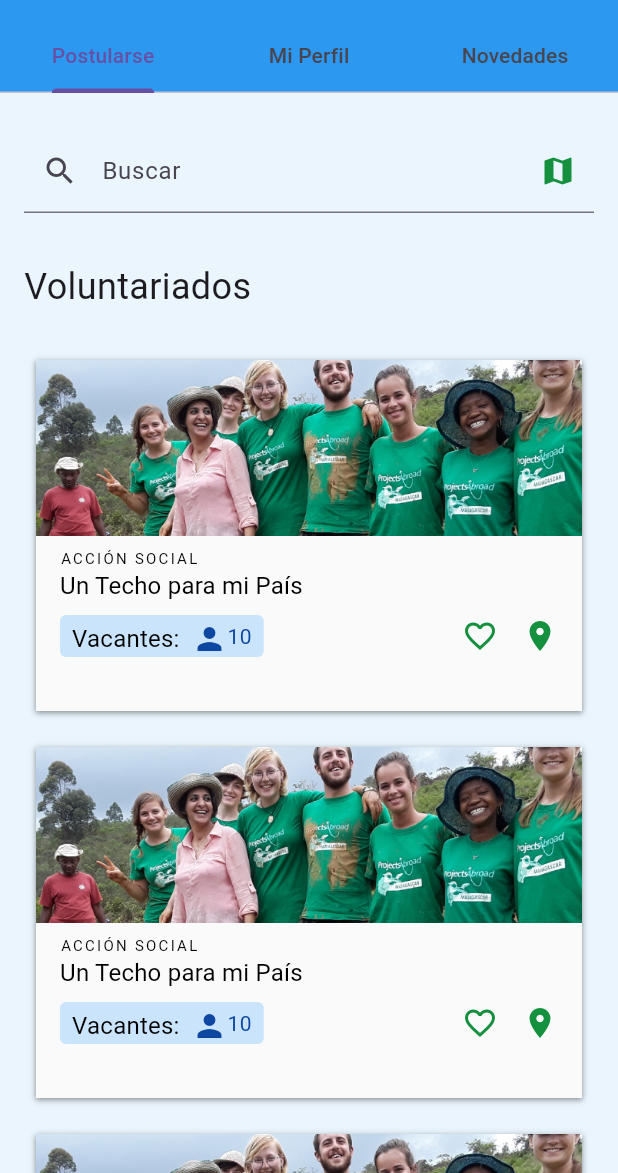
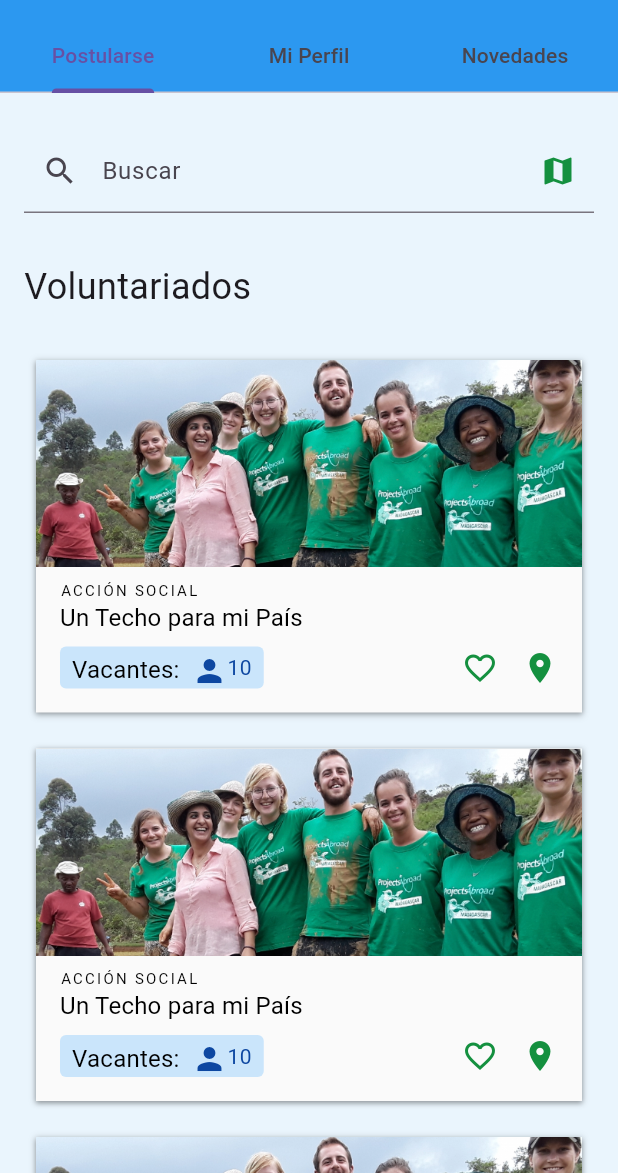
Before and after one commit to anitacruz/equipo_estrella, a Flutter app: the screen it shows after launch, on a phone screen of 412 x 824 dp, the part 63-1236 px from its top. Run offline on Flutter 3.47's test engine with Material 2 defaults, Android fonts, the phone set to English and light mode, and no system bars.

Commit message:
refactor: volunteer cards

```diff
--- a/lib/widgets/card_chip.dart
+++ b/lib/widgets/card_chip.dart
@@ -11,31 +11,6 @@ class CardChip extends StatelessWidget {
   final bool isAvailable;
   @override
   Widget build(BuildContext context) {
-    // return Chip(
-    //     backgroundColor:
-    //         isAvailable ? ManosColors.secondary80 : ManosColors.neutral25,
-    //     // labelStyle: TextStyle(color: ManosColors.secondary200),
-    //     label: Row(
-    //       children: [
-    //         Text("Vacantes:",
-    //             style: ManosFonts.sub1(
-    //                 color: isAvailable
-    //                     ? ManosColors.secondary200
-    //                     : ManosColors.neutral0)),
-    //         const SizedBox(width: 15),
-    //         Icon(Icons.person,
-    //             color: isAvailable
-    //                 ? ManosColors.secondary200
-    //                 : ManosColors.secondary80,
-    //             size: 24),
-    //         Text('$amount',
-    //             style: ManosFonts.b1(
-    //                 color: isAvailable
-    //                     ? ManosColors.secondary200
-    //                     : ManosColors.secondary80)),
-    //       ],
-    //     ));
-
     return Center(
         child: Container(
             height: 28,
@@ -51,7 +26,8 @@ class CardChip extends StatelessWidget {
             // color:
             //     isAvailable ? ManosColors.secondary80 : ManosColors.neutral25,
             child: Row(
-              mainAxisAlignment: MainAxisAlignment.center,
+              mainAxisAlignment: MainAxisAlignment.spaceBetween,
+              crossAxisAlignment: CrossAxisAlignment.center,
               children: [
                 Text("Vacantes:",
                     style: ManosFonts.sub1(color: ManosColors.neutral0)),
@@ -59,8 +35,7 @@ class CardChip extends StatelessWidget {
                 Icon(Icons.person,
                     color: isAvailable
                         ? ManosColors.secondary200
-                        : ManosColors.secondary80,
-                    size: 24),
+                        : ManosColors.secondary80),
                 Text('$amount',
                     style: ManosFonts.b1(
                         color: isAvailable
--- a/lib/widgets/volunteer_card.dart
+++ b/lib/widgets/volunteer_card.dart
@@ -10,20 +10,19 @@ class VolunteerCard extends StatelessWidget {
   Widget build(BuildContext context) {
     return Center(
         child: Container(
-            height: 234,
+            height: 235,
             alignment: Alignment.center,
             margin: const EdgeInsets.only(bottom: 24),
             decoration: ManosShadows.shadow1,
             child: Expanded(
               child: Column(children: [
-                Expanded(
-                  child: Image.asset(
-                    "assets/placeholder.png",
-                    fit: BoxFit.fitWidth,
-                    width: double.infinity,
+                SizedBox(
                     height: 138,
-                  ),
-                ),
+                    child: Image.asset(
+                      "assets/placeholder.png",
+                      fit: BoxFit.fitWidth,
+                      width: double.infinity,
+                    )),
                 const Expanded(
                   child: VolunteerCardDescription(),
                 )
--- a/lib/widgets/volunteer_card_description.dart
+++ b/lib/widgets/volunteer_card_description.dart
@@ -6,7 +6,6 @@ import 'card_chip.dart';
 class VolunteerCardDescription extends StatelessWidget {
   const VolunteerCardDescription({super.key});
 
-  //TODO: add color enum/class
   @override
   Widget build(BuildContext context) {
     return Center(
```
Also changed, not shown: lib/widgets/no_volunteer_card.dart (+13 -7 lines).
